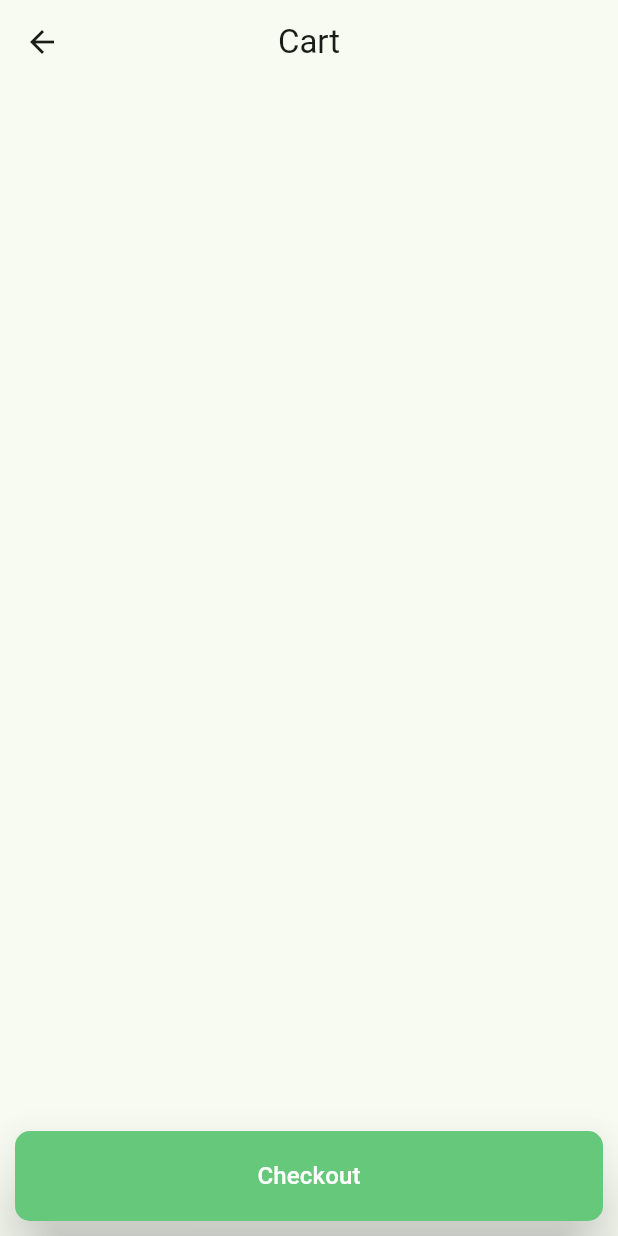
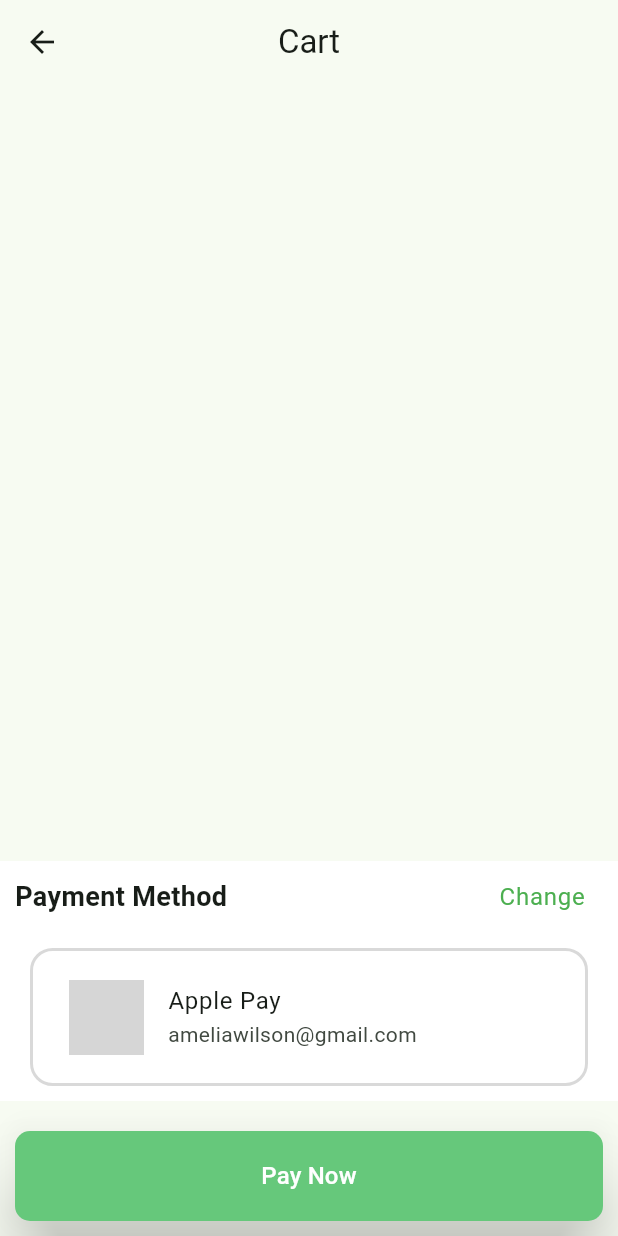
Before and after one commit to IntimeSys2025/in_time_app, a Flutter app: the CartScreen screen opened directly, after a tap on "Checkout", on a phone screen of 412 x 824 dp. Run offline on Flutter 3.47's test engine with Material 3 defaults, Android fonts, the light colour scheme and no system bars; our stand-ins replace dartz, dio, easy_localization, equatable, flutter_bloc, flutter_otp_text_field and 7 more; accounts and stored records are empty; network calls fail; grey boxes are pictures that could not be loaded.

Commit message:
checkout ui

```diff
--- a/lib/features/appointment/presentation/screens/cart_screen.dart
+++ b/lib/features/appointment/presentation/screens/cart_screen.dart
@@ -3,6 +3,7 @@ import 'package:flutter_bloc/flutter_bloc.dart';
 import 'package:in_time_app/core/shared_widgets/app_button_widget.dart';
 import '../../../../core/utils/app_constants.dart';
 import '../../../../core/utils/product_type.dart';
+import '../../../checkout/presentation/screens/checkout_screen.dart';
 import '../../../home/presentation/screens/home_screen_one_doctor.dart';
 import '../../../home/presentation/screens/navigation_screen.dart';
 import '../logic/appointment_cubit.dart';
@@ -41,7 +42,7 @@ class CartScreen extends StatelessWidget {
             child: ListView.builder(
               scrollDirection: Axis.vertical,
               shrinkWrap: true,
-              itemCount: appointmentCubit.subServicesBooked.length ?? 0,
+              itemCount: appointmentCubit.subServicesBooked.length,
               itemBuilder: (context, index) {
                 final subServiceModel =
                     appointmentCubit.subServicesBooked[index];
@@ -61,7 +62,9 @@ class CartScreen extends StatelessWidget {
                       // AppButtonWidget(title: 'Checkout', onPressed: () {}),
                       isCheckout
                           ? AppButtonWidget(
-                              height: 60, title: 'Checkout', onPressed: () {})
+                              height: 60, title: 'Checkout', onPressed: () {
+                                Navigator.push(context, MaterialPageRoute(builder: (context) => const CheckoutScreen(),));
+                      })
                           : AppButtonWidget(
                               height: 60,
                               title: 'Select Another Service',
--- /dev/null
+++ b/lib/features/checkout/presentation/screens/checkout_screen.dart
@@ -0,0 +1,60 @@
+import 'package:flutter/material.dart';
+import 'package:flutter_bloc/flutter_bloc.dart';
+import 'package:in_time_app/features/checkout/presentation/screens/payment_result_screen.dart';
+import 'package:in_time_app/features/checkout/presentation/widgets/last_payment_used_widget.dart';
+
+import '../../../../core/shared_widgets/app_button_widget.dart';
+import '../../../appointment/presentation/logic/appointment_cubit.dart';
+import '../../../appointment/presentation/widgets/cart_item_widget.dart';
+
+class CheckoutScreen extends StatelessWidget {
+  const CheckoutScreen({super.key});
+
+  @override
+  Widget build(BuildContext context) {
+    final appointmentCubit = BlocProvider.of<AppointmentCubit>(context);
+
+    return Scaffold(
+      appBar: AppBar(
+        title: const Text('Cart'),
+        centerTitle: true,
+      ),
+      body: Column(
+
+        children: [
+          Expanded(
+            child: ListView.builder(
+              scrollDirection: Axis.vertical,
+              shrinkWrap: true,
+              itemCount: appointmentCubit.subServicesBooked.length,
+              // itemCount: 4,
+              itemBuilder: (context, index) {
+                final subServiceModel = appointmentCubit.subServicesBooked[index];
+                return CartItemWidget(
+                  item: subServiceModel,
+                  showBookButton: true,
+                  isCheckout: true,
+                );
+              },
+            ),
+          ),
+          LastPaymentUsedWidget()
+        ],
+      ),
+      bottomNavigationBar: SafeArea(
+          child: Padding(
+            padding: const EdgeInsets.symmetric(vertical: 10,horizontal: 10),
+            child: AppButtonWidget(
+                height: 60,
+                title: 'Pay Now',
+                onPressed: () {
+                  Navigator.push(
+                      context,
+                      MaterialPageRoute(
+                        builder: (context) => const PaymentResultScreen(paymentSuccess: false),
+                      ));
+                }),
+          )),
+    );
+  }
+}
--- /dev/null
+++ b/lib/features/checkout/presentation/widgets/last_payment_used_widget.dart
@@ -0,0 +1,44 @@
+import 'package:flutter/material.dart';
+import 'package:in_time_app/core/shared_widgets/app_text_button.dart';
+import 'package:in_time_app/core/utils/app_colors.dart';
+import 'package:in_time_app/core/utils/app_font_size.dart';
+import 'package:in_time_app/features/checkout/presentation/widgets/choose_payment_dialoge.dart';
+import 'package:in_time_app/features/checkout/presentation/widgets/payment_method_item.dart';
+
+class LastPaymentUsedWidget extends StatelessWidget {
+  const LastPaymentUsedWidget({super.key});
+
+  @override
+  Widget build(BuildContext context) {
+    return Container(
+      color: AppColors.white,
+      margin: EdgeInsets.symmetric(vertical: 10),
+      padding: EdgeInsets.symmetric(horizontal: 10),
+
+      child: Column(
+        children: [
+          Row(
+            mainAxisAlignment: MainAxisAlignment.spaceBetween,
+            children: [
+              const Text('Payment Method',
+              style: TextStyle(
+                fontSize: AppFontSize.fontSize18,
+                fontWeight: FontWeight.w600
+              ),),
+              AppTextButton(
+                title: 'Change',
+                onPressed: (){
+                  showModalBottomSheet(context: context, builder: (context) {
+                    return ChoosePaymentDialogue();
+                  },);
+
+                },
+              )
+            ],
+          ),
+          const PaymentMethodItem(title: 'PayPal',subTitle: 'ameliawilson@gmail.com',)
+        ],
+      ),
+    );
+  }
+}
--- /dev/null
+++ b/lib/features/checkout/presentation/widgets/payment_method_item.dart
@@ -0,0 +1,52 @@
+import 'package:flutter/material.dart';
+import 'package:in_time_app/core/utils/app_asset_path.dart';
+import 'package:in_time_app/core/utils/app_colors.dart';
+
+class PaymentMethodItem extends StatelessWidget {
+  final String title;
+  final String? subTitle;
+  final bool isSelected;
+  const PaymentMethodItem(
+      {super.key, required this.title, this.isSelected = false, this.subTitle});
+
+  @override
+  Widget build(BuildContext context) {
+    return Container(
+        margin: const EdgeInsets.all(10),
+        padding: const EdgeInsets.all(8.0),
+        decoration: BoxDecoration(
+            border: Border.all(
+                color: isSelected
+                    ? AppColors.kGreenBackground
+                    : AppColors.kLightGray,
+                width: 2),
+            borderRadius: BorderRadius.circular(15)),
+        child: ListTile(
+          title: const Text('Apple Pay'),
+          subtitle: (subTitle != null) ? Text(subTitle!) : null,
+          leading: Image.asset(AppAsset.wallet, height: 50),
+          onTap: () {},
+          trailing: isSelected
+              ? const Icon(
+                  Icons.check_circle,
+                  color: AppColors.kGreenBackground,
+                )
+              : null,
+        )
+
+        // Padding(
+        //   padding: const EdgeInsets.all(8.0),
+        //   child: Row(
+        //     children: [
+        //       Image.asset(AppAsset.wallet, height: 50), // Replace with actual asset path
+        //       16.widthSpace,
+        //       Text(
+        //         'Apple Pay',
+        //         style: TextStyle(fontSize: 16, fontWeight: FontWeight.bold),
+        //       ),
+        //     ],
+        //   ),
+        // ),
+        );
+  }
+}
```
Also changed, not shown: lib/features/checkout/presentation/screens/payment_details_screen.dart (added, +110 -0 lines), lib/features/checkout/presentation/screens/payment_result_screen.dart (added, +87 -0 lines), lib/features/checkout/presentation/widgets/choose_payment_dialoge.dart (added, +53 -0 lines), lib/features/checkout/presentation/widgets/receipt_item.dart (added, +31 -0 lines).
